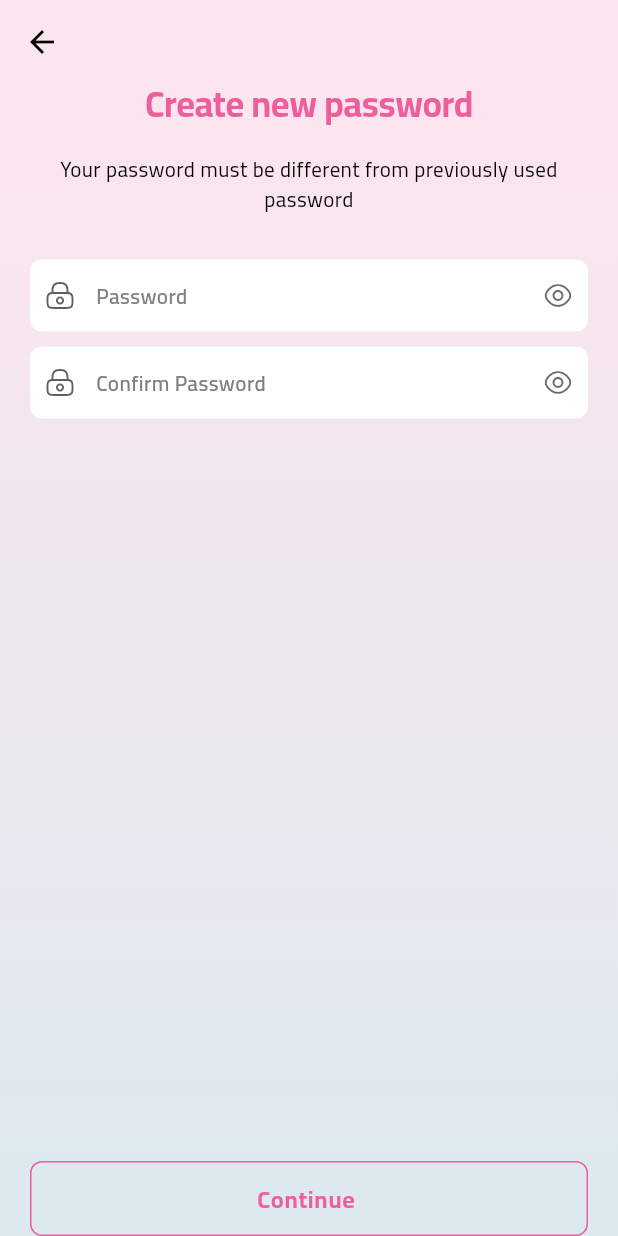
After one commit to alijohar/GravilLog, a Flutter app: the ResetPasswordPage screen opened by its route, on a phone screen of 412 x 824 dp. The commit adds this screen. Run offline on Flutter 3.47's test engine with Material 3 defaults, Android fonts, the phone set to English and light mode, and no system bars; our stand-ins replace carousel_slider, country_code_picker, dartz, device_info_plus, dio, dropdown_button2 and 10 more; missing offline and left inert: dart:ffi, data_connection_checker_tv, date_picker_plus; accounts and stored records are empty.

Commit message:
style: finish reset password page

```diff
--- a/lib/core/resources/assets_manager.dart
+++ b/lib/core/resources/assets_manager.dart
@@ -21,6 +21,9 @@ class ImageAssets {
 
   // auth images
   static const String authLeadingImage = '$imagePath/auth_header_image.png';
+
+  //done
+  static const String doneImage = '$imagePath/done.svg';
 }
 
 class IconAssets {
--- a/lib/core/resources/deviceUtils.dart
+++ b/lib/core/resources/deviceUtils.dart
@@ -5,6 +5,7 @@ import 'package:flutter/cupertino.dart';
 import 'package:flutter/foundation.dart';
 import 'package:flutter/material.dart';
 import 'package:flutter/services.dart';
+import 'package:flutter_svg/flutter_svg.dart';
 import 'package:fluttertoast/fluttertoast.dart';
 import 'package:get/get.dart';
 import 'package:gravilog_2025/core/resources/app_theme.dart';
@@ -115,6 +116,7 @@ class Deviceutils {
           required String bodyText,
           required String buttonText,
           bool isDismissible = true,
+          String? leadingSvgImagePath,
           required void Function()? buttonAction}) =>
       showDialog(
           context: context,
@@ -123,13 +125,28 @@ class Deviceutils {
             return AlertDialog(
               shape: const RoundedRectangleBorder(
                   borderRadius: BorderRadius.all(Radius.circular(10))),
-              title: Text(
+              title: Column(
+                mainAxisSize: MainAxisSize.min,
+                children: [
+                  if (leadingSvgImagePath != null) ...[
+                    SvgPicture.asset(
+                      leadingSvgImagePath,
+                      width: 70,
+                      height: 70,
+                    ),
+                    const SizedBox(
+                      height: 10,
+                    ),
+                  ],
+                  Text(
                     title,
                     textAlign: TextAlign.center,
                     style: context.textStyles.bodyMedium!.copyWith(
                       color: context.pinkSherbet,
                       fontWeight: FontWeight.bold,
                     ),
+                  ),
+                ],
               ),
               content: Text(
                 bodyText,
--- a/lib/core/resources/routes_manager.dart
+++ b/lib/core/resources/routes_manager.dart
@@ -4,6 +4,7 @@ import 'package:gravilog_2025/featuers/authPage/presentation/pages/forget_passwo
 import 'package:gravilog_2025/featuers/authPage/presentation/pages/language_page.dart';
 import 'package:gravilog_2025/featuers/authPage/presentation/pages/onboarding_page.dart';
 import 'package:gravilog_2025/featuers/authPage/presentation/pages/privacy_policy_page.dart';
+import 'package:gravilog_2025/featuers/authPage/presentation/pages/reset_password_page.dart';
 import 'package:gravilog_2025/featuers/authPage/presentation/pages/signup_page.dart';
 import 'package:gravilog_2025/featuers/authPage/presentation/pages/terms_of_use_page.dart';
 import 'package:gravilog_2025/featuers/questions/presentation/pages/pregnet_page.dart';
@@ -24,6 +25,7 @@ class Routes {
   static const String privacyPolicyRoute = "/privacyPolicy";
   static const String termsOfUseRoute = "/termsOfUse";
   static const String forgetPasswordRoute = "/forgetPassword";
+  static const String resetPasswordRoute = '/reset-password';
   static const String pregnantQuestionRoute = "/pregnantQuestion";
   static const String menstrualPeriodRoute = "/menstrualPeriod";
   static const String expectDeliveryRoute = "/expectDelivery";
@@ -45,6 +47,7 @@ class RouteGenerator {
       GetPage(
           name: Routes.forgetPasswordRoute,
           page: () => const ForgetPasswordView()),
+      GetPage(name: Routes.resetPasswordRoute, page: () => ResetPasswordPage()),
       GetPage(
           name: Routes.pregnantQuestionRoute,
           page: () => const PregnantQuestionView()),
--- a/lib/core/resources/translations.dart
+++ b/lib/core/resources/translations.dart
@@ -1065,12 +1065,15 @@ class Translation extends Translations {
     "i_accept_to": "I Accept To",
     "terms_and_conditions": "Terms & Conditions",
     "send_reset_link": "Send Reset Link",
-    "we_will_send_reset_link": '''No worries  Enter your email below and we’ll
-send you a link to reset it.''',
+    "we_will_send_reset_link":
+        '''No worries  Enter your email below and we’ll send you a link to reset it.''',
     "forget_your_password": "Forget your password?",
-    "check_you_email":"Check your email",
-    "we_sent_reset_link": "We’ve sent a password reset link to your email address. Check your inbox and follow the instructions",
+    "check_you_email": "Check your email",
+    "we_sent_reset_link":
+        "We’ve sent a password reset link to your email address. Check your inbox and follow the instructions",
     "back_to_login": "Back to Login",
+    "create_new_password":"Create new password",
+    "must_use_different_password": "Your password must be different from previously used password",
   };
   final Map<String, String> _newArTranslations = {
     "sing_in_here": "تسجيل الدخول",
@@ -1082,10 +1085,14 @@ send you a link to reset it.''',
     "i_accept_to": "اوافق علي",
     "terms_and_conditions": "الشروط و الأحكام",
     "send_reset_link": "أرسل رابط إعادة الضبط",
-    "we_will_send_reset_link": "لا تقلقى، أدخلى بريدك الإلكتروني أدناه وسنرسل لك رابطًا لإعادة تعيينه.",
+    "we_will_send_reset_link":
+        "لا تقلقى، أدخلى بريدك الإلكتروني أدناه وسنرسل لك رابطًا لإعادة تعيينه.",
     "forget_your_password": "نسيت كلمة المرور؟",
     "check_you_email": "تحققى من بريدك الإلكتروني",
-    "we_sent_reset_link": "لقد أرسلنا رابط إعادة تعيين كلمة المرور إلى بريدك الإلكتروني. تحققى من بريدك الوارد واتبعى التعليمات.",
+    "we_sent_reset_link":
+        "لقد أرسلنا رابط إعادة تعيين كلمة المرور إلى بريدك الإلكتروني. تحققى من بريدك الوارد واتبعى التعليمات.",
     "back_to_login": "العودة إلى تسجيل الدخول",
+    "create_new_password": "إنشاء كلمة مرور جديدة",
+    "must_use_different_password": "يجب أن تكون كلمة المرور الخاصة بك مختلفة عن كلمة المرور المستخدمة سابقًا",
   };
 }
--- a/lib/featuers/authPage/presentation/controllers/login_controller.dart
+++ b/lib/featuers/authPage/presentation/controllers/login_controller.dart
@@ -66,6 +66,10 @@ class LoginController extends GetxController {
 
   void navigateToForgotPassword() {
     Get.toNamed(Routes.forgetPasswordRoute);
+  }
+
+  void navigateToResetPassword() {
+    Get.toNamed(Routes.resetPasswordRoute);
   }
 
   void patientLoginWithEmail() {
--- /dev/null
+++ b/lib/featuers/authPage/presentation/controllers/reset_password_controller.dart
@@ -0,0 +1,29 @@
+import 'package:gravilog_2025/core/resources/deviceUtils.dart';
+import 'package:flutter/widgets.dart';
+import 'package:get/get.dart';
+import 'package:gravilog_2025/core/resources/routes_manager.dart';
+
+import '../../../../core/resources/assets_manager.dart';
+
+final class ResetPasswordController extends GetxController {
+  final hasPassword = false.obs;
+  final hasConfirmPassword = false.obs;
+  final isObscured = true.obs;
+  bool get canContinuo => hasPassword.value && hasConfirmPassword.value;
+  final passwordController = TextEditingController();
+  final confirmPasswordController = TextEditingController();
+
+  _navigateToLogin() {
+    Get.offAllNamed(Routes.loginRoute);
+  }
+
+  showDoneDialog(BuildContext context) {
+    Deviceutils.showCustomDialog(context,
+        title: "check_you_email".tr,
+        leadingSvgImagePath: ImageAssets.doneImage,
+        bodyText: 'we_sent_reset_link'.tr,
+        buttonText: 'back_to_login'.tr,
+        isDismissible: false,
+        buttonAction: () => _navigateToLogin());
+  }
+}
--- /dev/null
+++ b/lib/featuers/authPage/presentation/pages/reset_password_page.dart
@@ -0,0 +1,113 @@
+import 'package:flutter/material.dart';
+import 'package:get/get.dart';
+import 'package:gravilog_2025/core/resources/app_theme.dart';
+import 'package:gravilog_2025/featuers/authPage/presentation/controllers/reset_password_controller.dart';
+
+import '../../../../core/resources/assets_manager.dart';
+import '../widgets/auth_elevated_button.dart';
+import '../widgets/form_text_field/custom_text_fiels.dart';
+import '../widgets/form_text_field/text_field_icon.dart';
+
+class ResetPasswordPage extends StatelessWidget {
+  ResetPasswordPage({super.key});
+
+  final _controller = ResetPasswordController();
+
+  @override
+  Widget build(BuildContext context) {
+    return context.gradientScaffold(
+        appBar: AppBar(
+          backgroundColor: context.gradientStart,
+        ),
+        body: SafeArea(
+            child: Column(
+          children: [
+            Text(
+              'create_new_password'.tr,
+              textAlign: TextAlign.center,
+              style: context.textStyles.displayLarge!.copyWith(
+                color: context.pinkSherbet,
+              ),
+            ),
+            const SizedBox(
+              height: 20,
+            ),
+            Padding(
+              padding: const EdgeInsets.symmetric(horizontal: 20.0),
+              child: Text(
+                'must_use_different_password'.tr,
+                textAlign: TextAlign.center,
+              ),
+            ),
+            Expanded(
+                child: SingleChildScrollView(
+              padding: const EdgeInsets.symmetric(horizontal: 20),
+              child: Column(
+                crossAxisAlignment: CrossAxisAlignment.start,
+                children: [
+                  const SizedBox(height: 30),
+                  Form(
+                    child: Column(
+                      crossAxisAlignment: CrossAxisAlignment.start,
+                      children: [
+                        Obx(() => CustomTextFormField(
+                              controller: _controller.passwordController,
+                              hintText: "password".tr,
+                              obscureText: _controller.isObscured.value,
+                              prefixIcon: const TextFieldIconImage(
+                                  assetImage: IconAssets.lockIcon),
+                              suffixIcon: GestureDetector(
+                                onTap: () => _controller.isObscured.toggle(),
+                                child: TextFieldIconImage(
+                                  assetImage: _controller.isObscured.value
+                                      ? IconAssets.eyeIcon
+                                      : IconAssets.eyeSlashIcon,
+                                ),
+                              ),
+                              onChanged: (value) => _controller
+                                  .hasPassword.value = value.isNotEmpty,
+                            )),
+                        const SizedBox(height: 10),
+                        Obx(() => CustomTextFormField(
+                              controller: _controller.confirmPasswordController,
+                              hintText: "confirm_password".tr,
+                              obscureText: _controller.isObscured.value,
+                              prefixIcon: const TextFieldIconImage(
+                                  assetImage: IconAssets.lockIcon),
+                              suffixIcon: GestureDetector(
+                                onTap: () => _controller.isObscured.toggle(),
+                                child: TextFieldIconImage(
+                                  assetImage: _controller.isObscured.value
+                                      ? IconAssets.eyeIcon
+                                      : IconAssets.eyeSlashIcon,
+                                ),
+                              ),
+                              onChanged: (value) => _controller
+                                  .hasConfirmPassword.value = value.isNotEmpty,
+                            )),
+                        const SizedBox(height: 20),
+                      ],
+                    ),
+                  ),
+                ],
+              ),
+            )),
+            Padding(
+              padding: const EdgeInsets.symmetric(horizontal: 20),
+              child: Obx(() => AuthElevatedButton(
+                  onPressed: _controller.canContinuo
+                      ? () => _controller.showDoneDialog(context)
+                      : null,
+                  child: Text(
+                    "continue".tr,
+                    style: context.textStyles.bodyLarge!.copyWith(
+                        color: _controller.canContinuo
+                            ? context.surfaceColor
+                            : context.pinkSherbet,
+                        fontWeight: FontWeight.bold),
+                  ))),
+            ),
+          ],
+        )));
+  }
+}
```
Also changed, not shown: assets/images/done.svg (added), lib/featuers/authPage/presentation/pages/login_page.dart (line endings or trailing spaces). Lines whose indentation alone changed are shown as unchanged.
